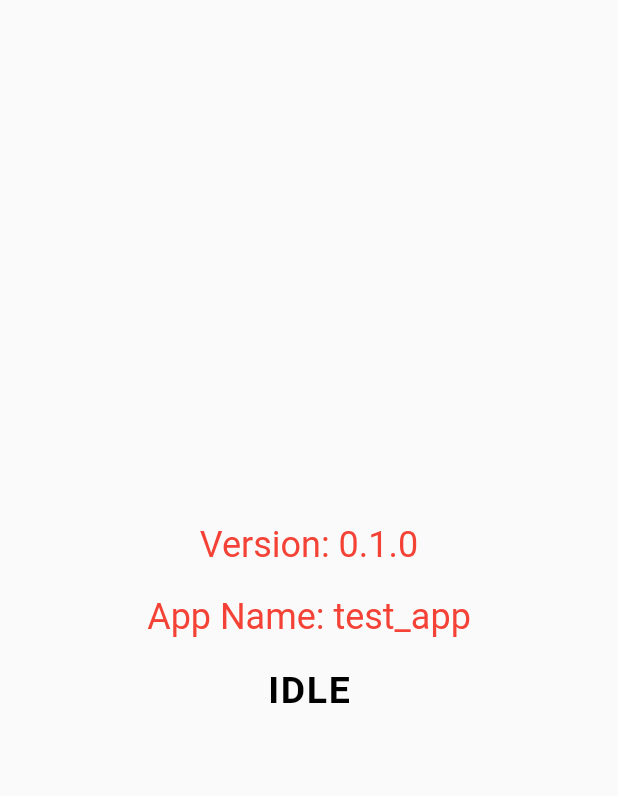
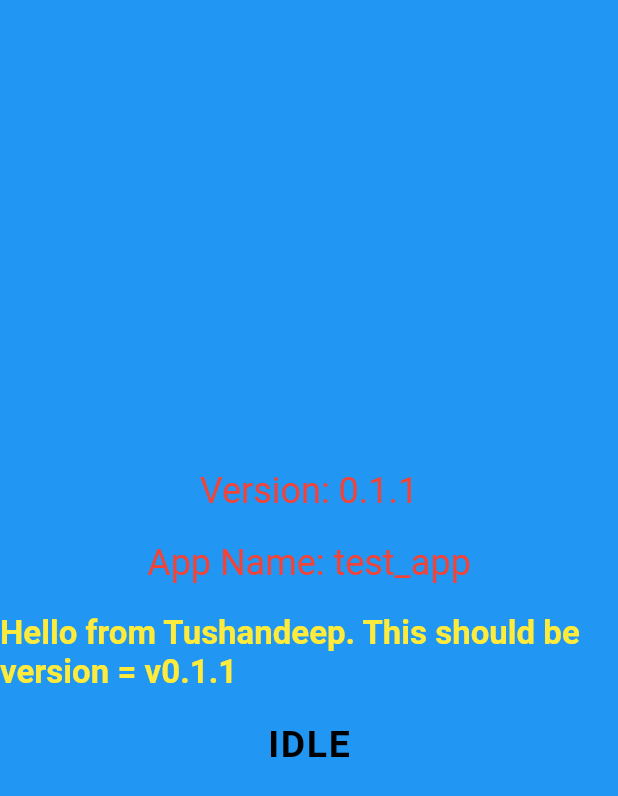
Before and after one commit to Tushandeep/test-app, a Flutter app: the screen it shows after launch, on a phone screen of 412 x 824 dp. Shown: the top 796 px of the screen. Run offline on Flutter 3.47's test engine with Material 2 defaults, Android fonts, the phone set to English and light mode, and no system bars; our stand-ins replace get, package_info_plus; missing offline and left inert: updat.

Commit message:
Patch Update Version: 0.1.1

```diff
--- a/lib/main.dart
+++ b/lib/main.dart
@@ -82,6 +82,7 @@ class HomePage extends StatelessWidget {
     final AppController controller = AppController.instance;
 
     return Scaffold(
+      backgroundColor: Colors.blue,
       body: Center(
         child: Column(
           mainAxisSize: MainAxisSize.min,
@@ -102,15 +103,15 @@ class HomePage extends StatelessWidget {
                 color: Colors.red,
               ),
             ),
-            // const SizedBox(height: 20),
-            // const Text(
-            //   "Hello from Tushandeep. This should be version = v0.1.1",
-            //   style: TextStyle(
-            //     fontSize: 22,
-            //     fontWeight: FontWeight.bold,
-            //     color: Colors.yellow,
-            //   ),
-            // ),
+            const SizedBox(height: 20),
+            const Text(
+              "Hello from Tushandeep. This should be version = v0.1.1",
+              style: TextStyle(
+                fontSize: 22,
+                fontWeight: FontWeight.bold,
+                color: Colors.yellow,
+              ),
+            ),
             const SizedBox(height: 20),
             Obx(
               () => Text(
--- a/pubspec.yaml
+++ b/pubspec.yaml
@@ -1,7 +1,7 @@
 name: test_app
 description: A new Flutter project.
 publish_to: "none"
-version: 0.1.0
+version: 0.1.1
 
 environment:
   sdk: ">=3.1.2 <4.0.0"
```
